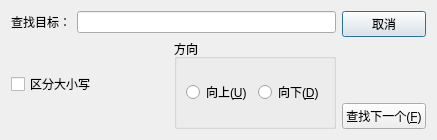
First picture: the form in searchdialog.ui, repository GHrongjie/QtTextEditor, before the edit.
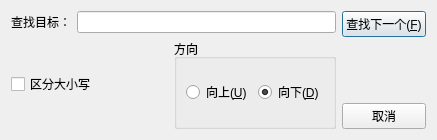
Second picture: the form after the edit.

What changed in the file:
```diff
--- a/searchdialog.ui
+++ b/searchdialog.ui
@@ -61,6 +61,9 @@
                 <property name="text">
                  <string>向下(&amp;D)</string>
                 </property>
+                <property name="checked">
+                 <bool>true</bool>
+                </property>
                </widget>
               </item>
              </layout>
@@ -75,9 +78,9 @@
      <item>
       <layout class="QVBoxLayout" name="verticalLayout">
        <item>
-        <widget class="QPushButton" name="btnCancel">
+        <widget class="QPushButton" name="btnNext">
          <property name="text">
-          <string>取消</string>
+          <string>查找下一个(&amp;F)</string>
          </property>
         </widget>
        </item>
@@ -95,9 +98,9 @@
         </spacer>
        </item>
        <item>
-        <widget class="QPushButton" name="btnNext">
+        <widget class="QPushButton" name="btnCancel">
          <property name="text">
-          <string>查找下一个(&amp;F)</string>
+          <string>取消</string>
          </property>
         </widget>
        </item>
```
Left out of the diff: 3 changed lines with no effect on the pictures.
